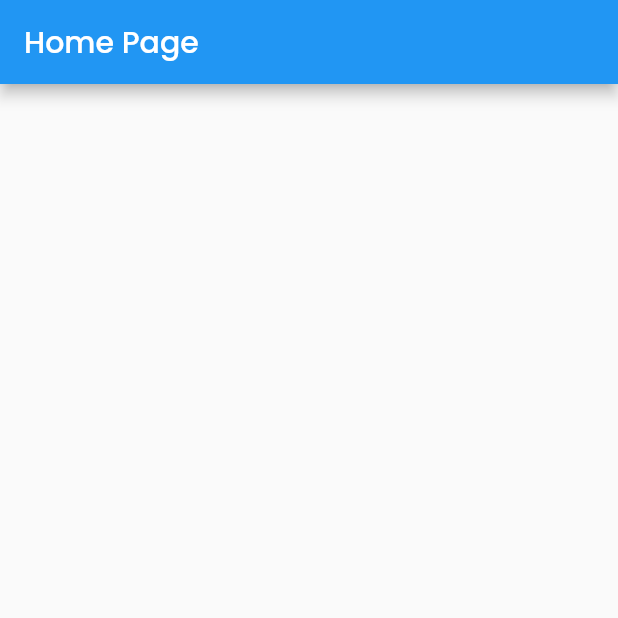
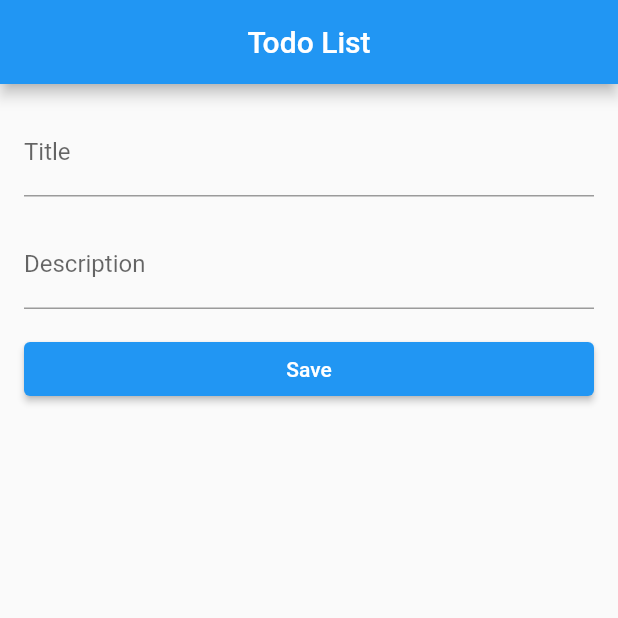
Before and after one commit to Stobertonf/status_management_list, a Flutter app: the screen it shows after launch, on a phone screen of 412 x 824 dp, the top half of it. Run offline on Flutter 3.47's test engine with Material 2 defaults, Android fonts, the phone set to English and light mode, and no system bars.

Commit message:
feat(Home-Page): Finishing the home page file.

```diff
--- a/lib/app/pages/home_page.dart
+++ b/lib/app/pages/home_page.dart
@@ -1,19 +1,85 @@
 import 'package:flutter/material.dart';
 
-class HomePage extends StatelessWidget {
+// ignore: must_be_immutable
+class HomePage extends StatefulWidget {
   const HomePage({super.key});
 
   @override
+  State<HomePage> createState() => _HomePageState();
+}
+
+class _HomePageState extends State<HomePage> {
+  final _formKey = GlobalKey<FormState>();
+
+  var descricaoContoller = TextEditingController();
+
+  final _titleController = TextEditingController();
+
+  final _descriptionController = TextEditingController();
+
+  @override
+  void dispose() {
+    _titleController.dispose();
+    _descriptionController.dispose();
+    super.dispose();
+  }
+
+  void _submitForm() {
+    if (_formKey.currentState!.validate()) {
+      String title = _titleController.text;
+      String description = _descriptionController.text;
+    }
+  }
+
+  @override
   Widget build(BuildContext context) {
-    return SafeArea(
-      child: Scaffold(
-        appBar: AppBar(
-          title: const Text(
-            'Home Page',
-            style: TextStyle(
-              fontSize: 20,
-              fontFamily: 'Poppins',
-            ),
+    return Scaffold(
+      appBar: AppBar(
+        title: const Text(
+          'Todo List',
+        ),
+        centerTitle: true,
+      ),
+      body: Padding(
+        padding: const EdgeInsets.all(16.0),
+        child: Form(
+          key: _formKey,
+          child: Column(
+            crossAxisAlignment: CrossAxisAlignment.stretch,
+            children: <Widget>[
+              TextFormField(
+                controller: _titleController,
+                decoration: const InputDecoration(
+                  labelText: 'Title',
+                ),
+                validator: (value) {
+                  if (value!.isEmpty) {
+                    return 'Please enter a title.';
+                  }
+                  return null;
+                },
+              ),
+              const SizedBox(height: 16.0),
+              TextFormField(
+                controller: _descriptionController,
+                decoration: const InputDecoration(
+                  labelText: 'Description',
+                ),
+                validator: (value) {
+                  if (value!.isEmpty) {
+                    return 'Please enter a description.';
+                  }
+                  return null;
+                },
+              ),
+              const SizedBox(height: 16.0),
+              ElevatedButton(
+                onPressed: _submitForm,
+                child: const Text(
+                  'Save',
+                ),
+              ),
+            ],
           ),
         ),
       ),
```
